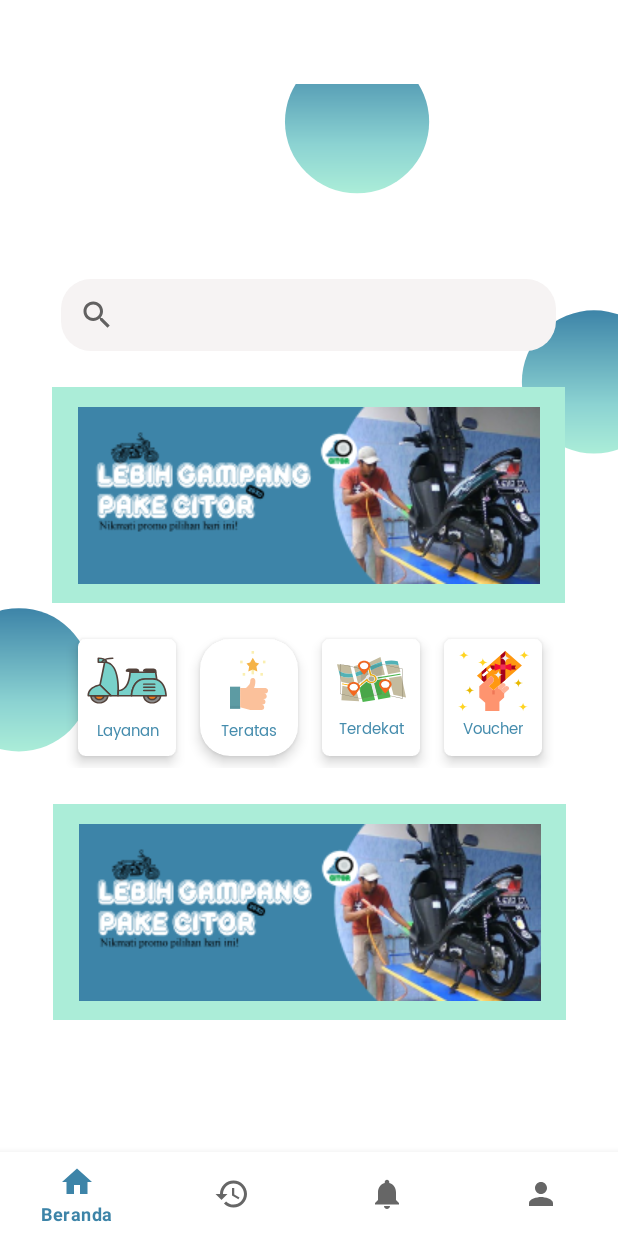
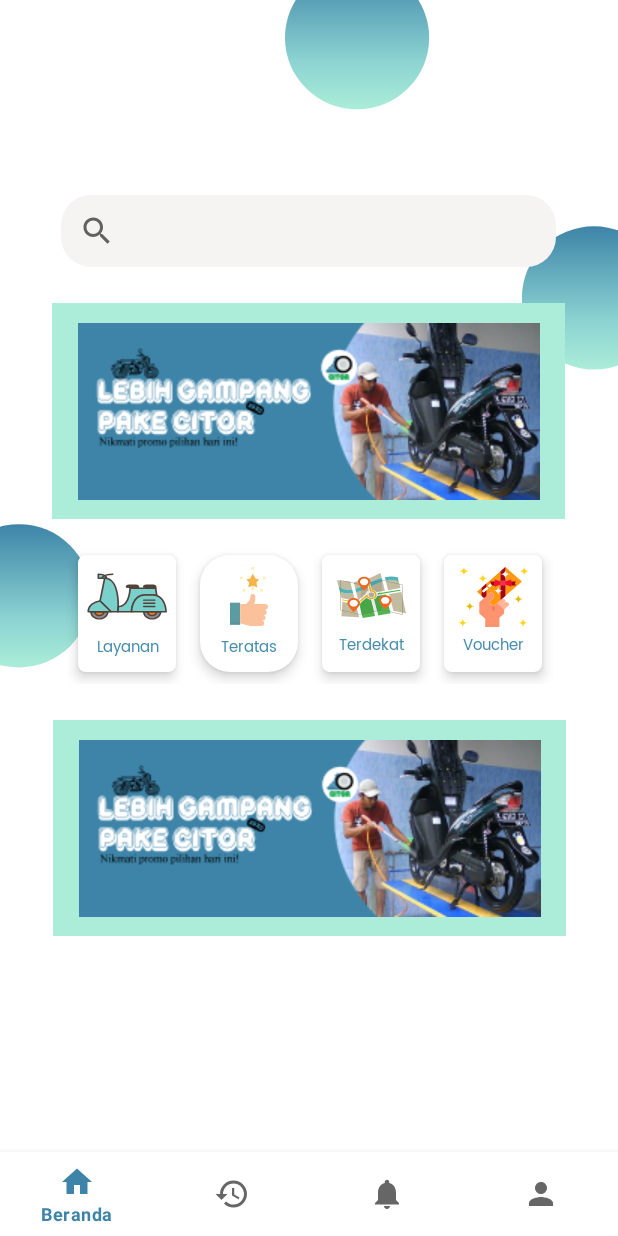
Before and after one commit to alifandartaa/CitorApp, an Android app: the screen it shows after launch (MainActivity), on a phone screen of 412 x 824 dp. Run offline under Robolectric (Android 15) with nearby library versions, the phone set to English and light mode, and no system bars; our stand-ins replace navigation-ui.

Commit message:
xml activity main

```diff
--- a/app/src/main/res/layout/activity_main.xml
+++ b/app/src/main/res/layout/activity_main.xml
@@ -1,10 +1,10 @@
 <?xml version="1.0" encoding="utf-8"?>
 <androidx.constraintlayout.widget.ConstraintLayout xmlns:android="http://schemas.android.com/apk/res/android"
     xmlns:app="http://schemas.android.com/apk/res-auto"
+    xmlns:tools="http://schemas.android.com/tools"
     android:id="@+id/container"
     android:layout_width="match_parent"
-    android:layout_height="match_parent"
-    android:paddingTop="?attr/actionBarSize">
+    android:layout_height="match_parent">
 
     <com.google.android.material.bottomnavigation.BottomNavigationView
         android:id="@+id/nav_view"
@@ -22,9 +22,11 @@
         android:id="@+id/nav_host_fragment"
         android:name="androidx.navigation.fragment.NavHostFragment"
         android:layout_width="match_parent"
-        android:layout_height="match_parent"
+        android:layout_height="0dp"
+        android:layout_weight="1"
         app:defaultNavHost="true"
-        app:layout_constraintBottom_toTopOf="@id/nav_view"
+        app:layout_constraintBottom_toTopOf="@+id/nav_view"
+        app:layout_constraintHorizontal_bias="1.0"
         app:layout_constraintLeft_toLeftOf="parent"
         app:layout_constraintRight_toRightOf="parent"
         app:layout_constraintTop_toTopOf="parent"
```
